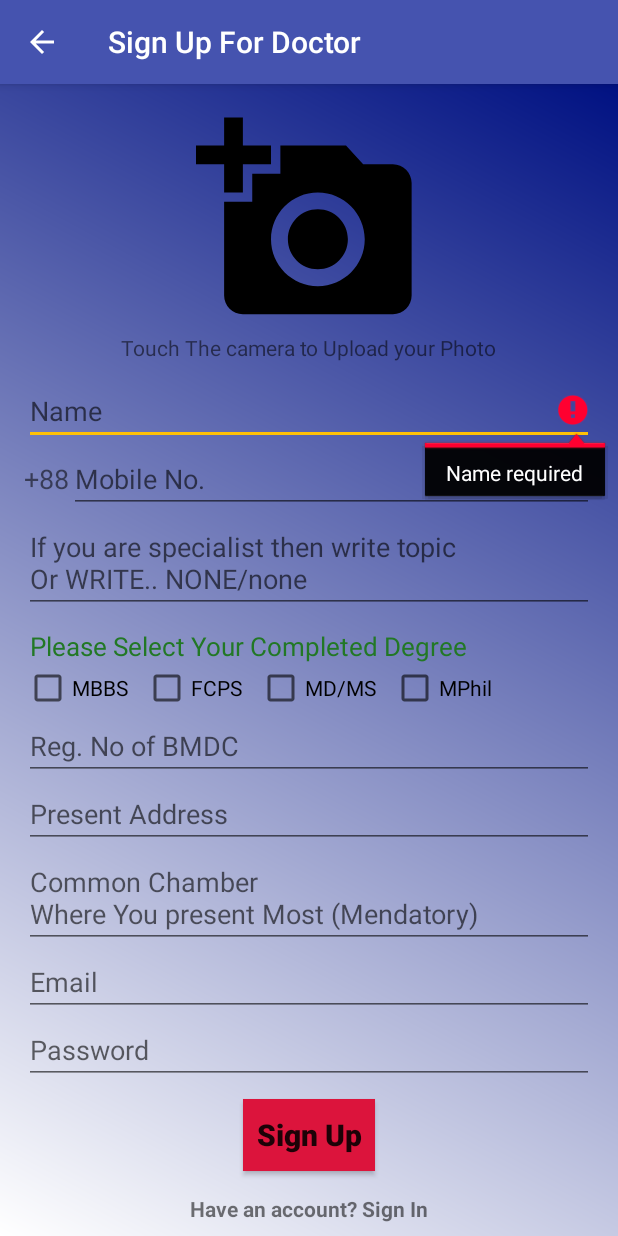
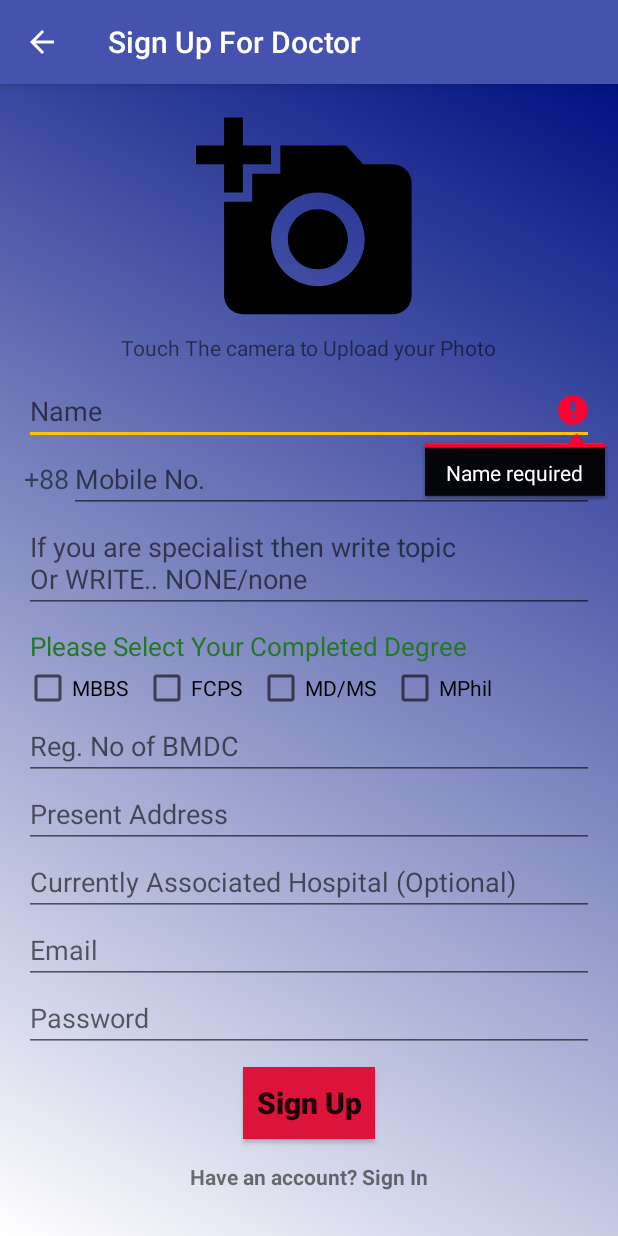
Before and after one commit to Hasib718/Care-Bear, an Android app: the SignUpActivityForDoctor screen opened directly, with no data from a screen before it, after a tap on "Sign Up", on a phone screen of 412 x 824 dp. Run offline under Robolectric (Android 15) with nearby library versions, the light colour scheme and no system bars; our stand-ins replace Firebase (no records; nobody signed in at launch, a user with empty details on screens opened directly); 1 other tap on this screen came first.

Commit message:
Some bug fixes

```diff
--- a/app/src/main/java/com/hasib/carebear/doctor/authentication/SignUpActivityForDoctor.java
+++ b/app/src/main/java/com/hasib/carebear/doctor/authentication/SignUpActivityForDoctor.java
@@ -54,7 +54,7 @@ public class SignUpActivityForDoctor extends AppCompatActivity implements View.O
     //views
     private ImageView doctorImage;
     private ProgressBar imageProgressBar;
-    private EditText nameText, mobileNoText, specialistText, registrationNoText, presentAddressText, commonChamberText, emailText, passwordText;
+    private EditText nameText, mobileNoText, specialistText, registrationNoText, presentAddressText, medicalText, emailText, passwordText;
     private LinearLayout checkBoxLayout;
 
     private Button signUpButton;
@@ -132,7 +132,7 @@ public class SignUpActivityForDoctor extends AppCompatActivity implements View.O
         checkBoxLayout = findViewById(R.id.checkBoxLayout);
         registrationNoText = findViewById(R.id.registrationNoText);
         presentAddressText = findViewById(R.id.presentAddressText);
-        commonChamberText = findViewById(R.id.commonChamberText);
+        medicalText = findViewById(R.id.medicalText);
         emailText = findViewById(R.id.emailText);
         passwordText = findViewById(R.id.passwordText);
         signUpButton = findViewById(R.id.newSignUpButton);
@@ -190,11 +190,11 @@ public class SignUpActivityForDoctor extends AppCompatActivity implements View.O
         Log.d(TAG, "getInformationFromUser: getting user data 2");
         userDetails.setRegistrationInfo(registrationNoText.getText().toString());
         userDetails.setPresentAddressInfo(presentAddressText.getText().toString());
-        userDetails.setCommonChamberInfo(commonChamberText.getText().toString());
+        userDetails.setMedicalInfo(medicalText.getText().toString());
         userDetails.setEmail(emailText.getText().toString());
         userDetails.setPassword(passwordText.getText().toString());
 
-        if (doctorImage.getDrawable().getConstantState() == getResources().getDrawable(R.drawable.baseline_add_a_photo_black_48dp).getConstantState()) {
+        if (doctorImage.getDrawable().getConstantState() == getResources().getDrawable(R.drawable.ic_add_a_photo_black_24dp).getConstantState()) {
             Toast.makeText(SignUpActivityForDoctor.this, "You must select a Image\nTap the icon on the top to select an Image.", Toast.LENGTH_SHORT).show();
             return false;
         }
--- a/app/src/main/java/com/hasib/carebear/doctor/container/UserDetails.java
+++ b/app/src/main/java/com/hasib/carebear/doctor/container/UserDetails.java
@@ -15,7 +15,7 @@ public class UserDetails implements Parcelable {
     private String checkBoxInfo = "";
     private String registrationInfo;
     private String presentAddressInfo;
-    private String commonChamberInfo;
+    private String medicalInfo;
     private String doctorImageUrl;
 
     public UserDetails() {}
@@ -30,11 +30,11 @@ public class UserDetails implements Parcelable {
         checkBoxInfo = parcel.readString();
         registrationInfo = parcel.readString();
         presentAddressInfo = parcel.readString();
-        commonChamberInfo = parcel.readString();
+        medicalInfo = parcel.readString();
         doctorImageUrl = parcel.readString();
     }
 
-    public UserDetails(String id, String fullName, String email, String mobile, String password, String specialist, String checkBoxInfo, String registrationInfo, String presentAddressInfo, String commonChamberInfo, String doctorImageUrl) {
+    public UserDetails(String id, String fullName, String email, String mobile, String password, String specialist, String checkBoxInfo, String registrationInfo, String presentAddressInfo, String medicalInfo, String doctorImageUrl) {
         this.id = id;
         this.fullName = fullName;
         this.email = email;
@@ -44,7 +44,7 @@ public class UserDetails implements Parcelable {
         this.checkBoxInfo = checkBoxInfo;
         this.registrationInfo = registrationInfo;
         this.presentAddressInfo = presentAddressInfo;
-        this.commonChamberInfo = commonChamberInfo;
+        this.medicalInfo = medicalInfo;
         this.doctorImageUrl = doctorImageUrl;
     }
 
@@ -126,12 +126,12 @@ public class UserDetails implements Parcelable {
         this.presentAddressInfo = presentAddressInfo;
     }
 
-    public String getCommonChamberInfo() {
-        return commonChamberInfo;
+    public String getMedicalInfo() {
+        return medicalInfo;
     }
 
-    public void setCommonChamberInfo(String commonChamberInfo) {
-        this.commonChamberInfo = commonChamberInfo;
+    public void setMedicalInfo(String medicalInfo) {
+        this.medicalInfo = medicalInfo;
     }
 
     public String getDoctorImageUrl() {
@@ -154,7 +154,7 @@ public class UserDetails implements Parcelable {
                 "CheckBox "+getCheckBoxInfo()+"\n"+
                 "Registration "+getRegistrationInfo()+"\n"+
                 "Present Address "+getPresentAddressInfo()+"\n"+
-                "Common Chamber "+getCommonChamberInfo()+"\n"+
+                "Common Chamber "+getMedicalInfo()+"\n"+
                 "Image Uri "+getDoctorImageUrl()+"\n");
     }
 
@@ -169,7 +169,7 @@ public class UserDetails implements Parcelable {
         dest.writeString(checkBoxInfo);
         dest.writeString(registrationInfo);
         dest.writeString(presentAddressInfo);
-        dest.writeString(commonChamberInfo);
+        dest.writeString(medicalInfo);
         dest.writeString(doctorImageUrl);
     }
 
--- a/app/src/main/java/com/hasib/carebear/doctor/fragment/DoctorProfileEditActivity.java
+++ b/app/src/main/java/com/hasib/carebear/doctor/fragment/DoctorProfileEditActivity.java
@@ -155,7 +155,7 @@ public class DoctorProfileEditActivity extends AppCompatActivity implements View
         specialistEditText.setText(currentUserDetails.getSpecialist());
         bmdcRegNoEditText.setText(currentUserDetails.getRegistrationInfo());
         presentAddressEditText.setText(currentUserDetails.getPresentAddressInfo());
-        commonChamberEditText.setText(currentUserDetails.getCommonChamberInfo());
+        commonChamberEditText.setText(currentUserDetails.getMedicalInfo());
         mobileNoEditText.setText(currentUserDetails.getMobile());
         emailEditText.setText(currentUserDetails.getEmail());
         passwordEditText.setText(currentUserDetails.getPassword());
@@ -376,7 +376,7 @@ public class DoctorProfileEditActivity extends AppCompatActivity implements View
         Log.d(TAG, "getInformationFromUser: getting user data 2");
         currentUserDetails.setRegistrationInfo(bmdcRegNoEditText.getText().toString());
         currentUserDetails.setPresentAddressInfo(presentAddressEditText.getText().toString());
-        currentUserDetails.setCommonChamberInfo(commonChamberEditText.getText().toString());
+        currentUserDetails.setMedicalInfo(commonChamberEditText.getText().toString());
         currentUserDetails.setEmail(emailEditText.getText().toString());
         currentUserDetails.setPassword(passwordEditText.getText().toString());
 
--- a/app/src/main/res/layout/activity_sign_up_for_doctor.xml
+++ b/app/src/main/res/layout/activity_sign_up_for_doctor.xml
@@ -130,8 +130,8 @@
         <EditText
             android:layout_width="match_parent"
             android:layout_height="wrap_content"
-            android:id="@+id/commonChamberText"
-            android:hint="Common Chamber\nWhere You present Most (Mendatory)"
+            android:id="@+id/medicalText"
+            android:hint="Currently Associated Hospital (Optional)"
             android:inputType="textLongMessage" />
 
         <EditText
--- a/app/src/main/res/layout/layout_chamber_dialog.xml
+++ b/app/src/main/res/layout/layout_chamber_dialog.xml
@@ -13,7 +13,7 @@
             android:layout_width="match_parent"
             android:layout_height="wrap_content"
             android:id="@+id/chamberNameId"
-            android:hint="Chamber Name"
+            android:hint="Name"
             android:inputType="textPersonName"/>
 
         <LinearLayout
```
Also changed, not shown: app/src/main/java/com/hasib/carebear/MainActivity.java (+22 -2 lines), app/src/main/java/com/hasib/carebear/doctor/fragment/ChamberAddingDialog.java (+36 -19 lines), app/src/main/res/layout/day_picker.xml (+12 -11 lines).
